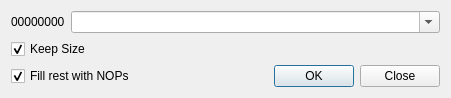
Above: plugins/Assembler/DialogAssembler.ui from eteran/edb-debugger before the change. Below: the same form after it.
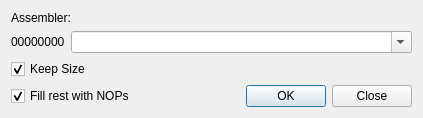
That is the form after the change.

Commit message:
moving all of the tool specific details to an XML file this will make it possible in the future to support any assembler just by adding new entries to this XML file. For now it is a resource built in so it will still require a recompile to support a change.
Eventually, edb will first search the system for an XML file to use before
falling back on the internal one.

```diff
--- a/plugins/Assembler/DialogAssembler.ui
+++ b/plugins/Assembler/DialogAssembler.ui
@@ -7,15 +7,15 @@
    <rect>
     <x>0</x>
     <y>0</y>
-    <width>451</width>
-    <height>87</height>
+    <width>423</width>
+    <height>108</height>
    </rect>
   </property>
   <property name="windowTitle">
    <string>Assembler</string>
   </property>
   <layout class="QGridLayout" name="gridLayout">
-   <item row="0" column="0" colspan="2">
+   <item row="1" column="0" colspan="2">
     <layout class="QHBoxLayout" name="horizontalLayout">
      <item>
       <widget class="QLabel" name="address">
@@ -39,7 +39,7 @@
      </item>
     </layout>
    </item>
-   <item row="1" column="0">
+   <item row="2" column="0">
     <widget class="QCheckBox" name="keepSize">
      <property name="enabled">
       <bool>true</bool>
@@ -52,7 +52,7 @@
      </property>
     </widget>
    </item>
-   <item row="2" column="0">
+   <item row="3" column="0">
     <widget class="QCheckBox" name="fillWithNOPs">
      <property name="text">
       <string>Fill rest with NOPs</string>
@@ -62,13 +62,20 @@
      </property>
     </widget>
    </item>
-   <item row="2" column="1">
+   <item row="3" column="1">
     <widget class="QDialogButtonBox" name="buttonBox">
      <property name="standardButtons">
       <set>QDialogButtonBox::Close|QDialogButtonBox::Ok</set>
      </property>
     </widget>
    </item>
+   <item row="0" column="0" colspan="2">
+    <widget class="QLabel" name="label">
+     <property name="text">
+      <string>Assembler: </string>
+     </property>
+    </widget>
+   </item>
   </layout>
  </widget>
  <resources/>
```
Left out of the diff: 5 changed lines with no effect on the pictures. The commit also changes 8 other files.
